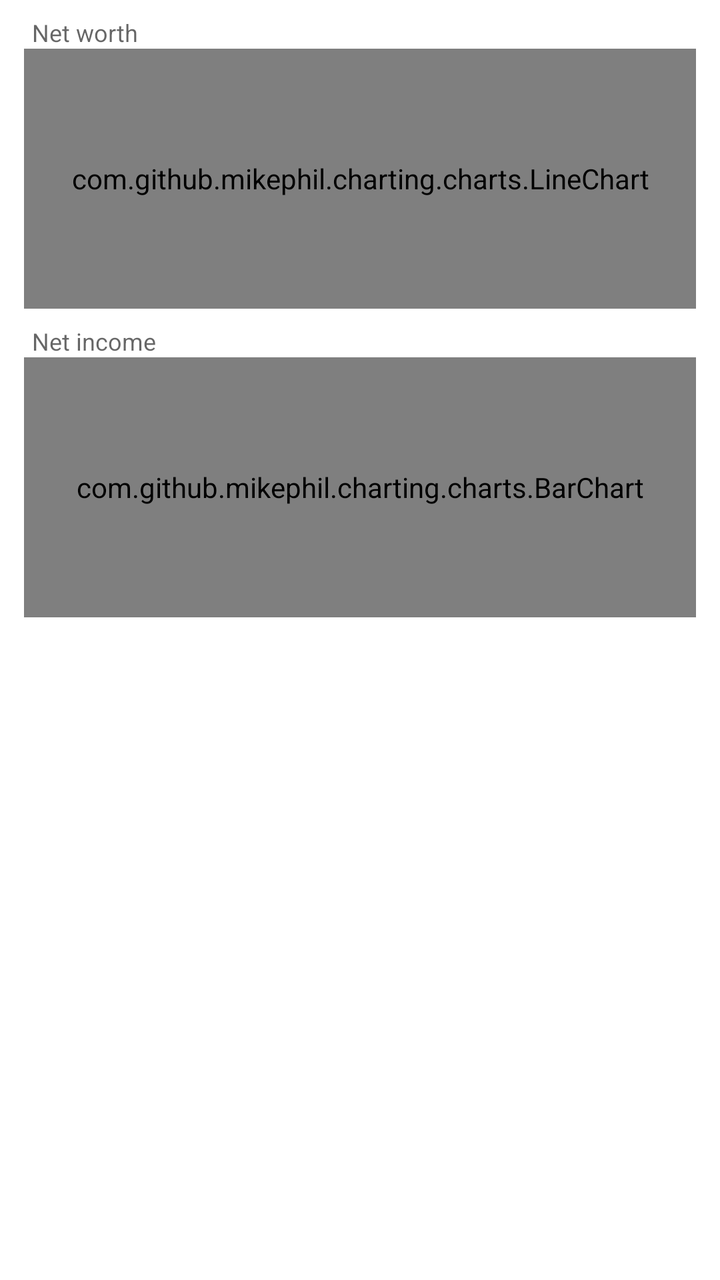
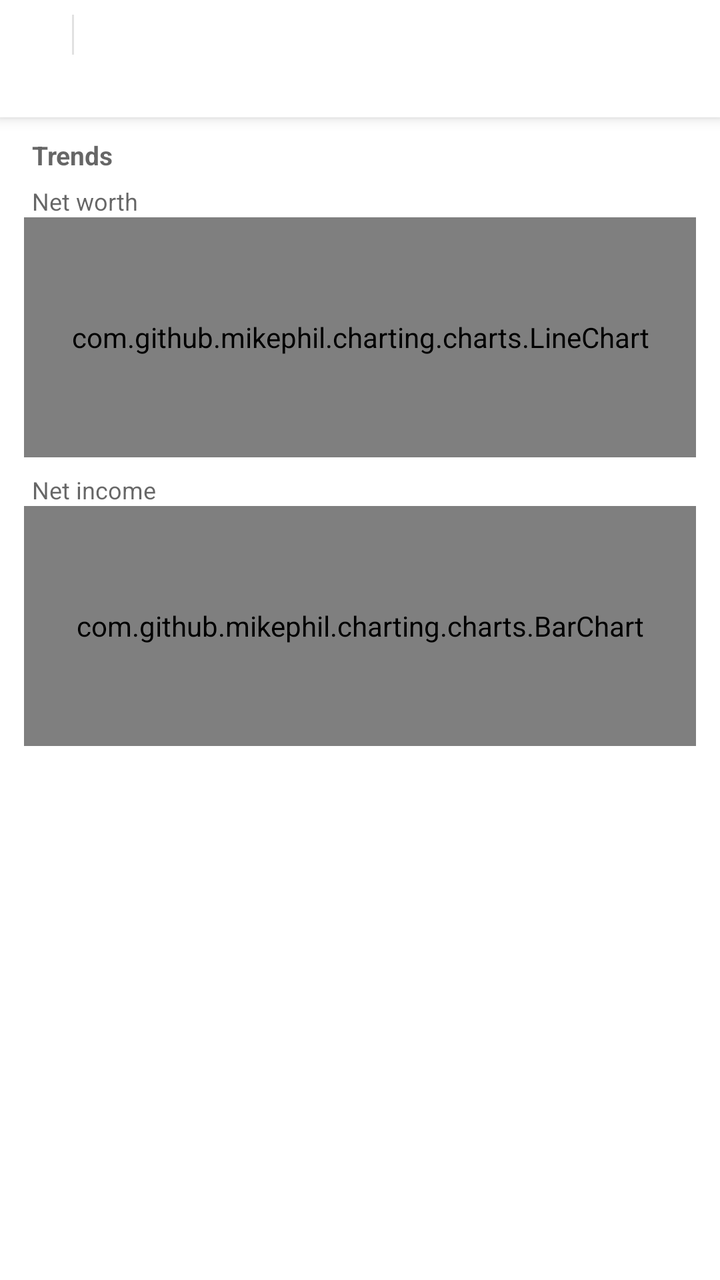

Compare the two renders of this Android layout. The source of the first and the diff that turns it into the second are given below.
<!-- AndroidManifest.xml: application theme Theme.Accounting -->
<!-- res/layout/fragment_reports.xml -->
<?xml version="1.0" encoding="utf-8"?>
<FrameLayout xmlns:android="http://schemas.android.com/apk/res/android"
    xmlns:app="http://schemas.android.com/apk/res-auto"
    android:layout_width="match_parent"
    android:layout_height="match_parent">

    <androidx.core.widget.NestedScrollView
        android:id="@+id/scroll_reports"
        android:layout_width="match_parent"
        android:layout_height="match_parent"
        android:fillViewport="true">

        <LinearLayout
            android:id="@+id/layout_reports_content"
            android:layout_width="match_parent"
            android:layout_height="wrap_content"
            android:orientation="vertical">

            <FrameLayout
                android:id="@+id/layout_trend"
                android:layout_width="match_parent"
                android:layout_height="wrap_content">

            <ProgressBar
                android:id="@+id/progress_trend"
                style="?android:attr/progressBarStyle"
                android:layout_width="32dp"
                android:layout_height="32dp"
                android:layout_gravity="center"
                android:contentDescription="@string/trend_loading" />

            <LinearLayout
                android:id="@+id/layout_trend_charts"
                android:layout_width="match_parent"
                android:layout_height="wrap_content"
                android:orientation="vertical"
                android:paddingStart="12dp"
                android:paddingTop="8dp"
                android:paddingEnd="12dp">

                <TextView
                    android:layout_width="wrap_content"
                    android:layout_height="wrap_content"
                    android:paddingStart="4dp"
                    android:text="@string/trend_net_worth_title"
                    android:textColor="?android:attr/textColorSecondary"
                    android:textSize="12sp" />

                <com.github.mikephil.charting.charts.LineChart
                    android:id="@+id/chart_net_worth"
                    android:layout_width="match_parent"
                    android:layout_height="130dp" />

                <TextView
                    android:layout_width="wrap_content"
                    android:layout_height="wrap_content"
                    android:paddingStart="4dp"
                    android:paddingTop="8dp"
                    android:text="@string/trend_net_income_title"
                    android:textColor="?android:attr/textColorSecondary"
                    android:textSize="12sp" />

                <com.github.mikephil.charting.charts.BarChart
                    android:id="@+id/chart_net_income"
                    android:layout_width="match_parent"
                    android:layout_height="130dp" />
            </LinearLayout>
            </FrameLayout>

            <androidx.recyclerview.widget.RecyclerView
                android:id="@+id/recycler_reports_years"
                android:layout_width="match_parent"
                android:layout_height="wrap_content"
                android:orientation="horizontal"
                android:clipToPadding="false"
                android:paddingTop="16dp"
                android:paddingStart="12dp"
                android:paddingEnd="12dp" />

            <androidx.recyclerview.widget.RecyclerView
                android:id="@+id/recycler_reports_months"
                android:layout_width="match_parent"
                android:layout_height="wrap_content"
                android:orientation="horizontal"
                android:clipToPadding="false"
                android:paddingStart="12dp"
                android:paddingEnd="12dp" />

            <androidx.recyclerview.widget.RecyclerView
                android:id="@+id/recycler_reports_type"
                android:layout_width="match_parent"
                android:layout_height="wrap_content"
                android:orientation="horizontal"
                android:clipToPadding="false"
                android:paddingStart="12dp"
                android:paddingEnd="12dp" />

            <TextView
                android:id="@+id/text_reports_as_of_date"
                android:layout_width="match_parent"
                android:layout_height="wrap_content"
                android:paddingStart="16dp"
                android:paddingEnd="16dp"
                android:paddingTop="8dp"
                android:paddingBottom="8dp"
                android:gravity="center"
                android:textSize="13sp"
                android:textStyle="italic"
                android:textColor="?android:attr/textColorSecondary" />

            <TextView
                android:id="@+id/text_reports_expand_all"
                android:layout_width="wrap_content"
                android:layout_height="wrap_content"
                android:layout_gravity="end"
                android:paddingStart="16dp"
                android:paddingEnd="16dp"
                android:paddingTop="8dp"
                android:paddingBottom="8dp"
                android:textSize="14sp"
                android:textColor="?android:attr/textColorSecondary"
                android:visibility="gone" />

            
            <androidx.recyclerview.widget.RecyclerView
                android:id="@+id/recycler_reports_content"
                android:layout_width="match_parent"
                android:layout_height="wrap_content"
                android:nestedScrollingEnabled="false"
                android:overScrollMode="never" />

            <HorizontalScrollView
                android:id="@+id/scroll_reports_equity"
                android:layout_width="match_parent"
                android:layout_height="wrap_content"
                android:visibility="gone">

                <androidx.recyclerview.widget.RecyclerView
                    android:id="@+id/recycler_reports_equity"
                    android:layout_width="wrap_content"
                    android:layout_height="wrap_content"
                    android:nestedScrollingEnabled="false"
                    android:overScrollMode="never" />

            </HorizontalScrollView>

            
            <View
                android:layout_width="match_parent"
                android:layout_height="88dp" />

        </LinearLayout>
    </androidx.core.widget.NestedScrollView>

    <TextView
        android:id="@+id/text_empty_reports"
        android:layout_width="wrap_content"
        android:layout_height="wrap_content"
        android:layout_gravity="center"
        android:text="@string/empty_reports"
        android:textColor="?android:attr/textColorSecondary"
        android:visibility="gone" />

</FrameLayout>
<!-- resources referenced by this layout -->
<resources>
  <string name="empty_reports">No transactions yet</string>
  <string name="trend_loading">Loading trends</string>
  <string name="trend_net_income_title">Net income</string>
  <string name="trend_net_worth_title">Net worth</string>
  <style name="Theme.Accounting" parent="Theme.MaterialComponents.DayNight.NoActionBar">
          <item name="colorPrimary">@color/gold_500</item>
          <item name="colorPrimaryVariant">@color/gold_700</item>
          <item name="colorOnPrimary">@color/white</item>
          <item name="colorSecondary">@color/brown_500</item>
          <item name="colorSecondaryVariant">@color/brown_700</item>
          <item name="colorOnSecondary">@color/white</item>
          <item name="android:statusBarColor" tools:targetApi="21">?attr/colorPrimaryVariant</item>
          <item name="alertDialogTheme">@style/ThemeOverlay.Accounting.Dialog.Alert</item>
      </style>
  <color name="gold_500">#B8860B</color>
  <color name="gold_700">#7A5C00</color>
  <color name="white">#FFFFFFFF</color>
  <color name="brown_500">#5D4037</color>
  <color name="brown_700">#4E342E</color>
  <style name="ThemeOverlay.Accounting.Dialog.Alert" parent="ThemeOverlay.MaterialComponents.Dialog.Alert">
          <item name="colorPrimary">@color/dialog_button</item>
      </style>
  <color name="dialog_button">@color/gold_500</color>
</resources>

<!-- the commit's change to res/layout/fragment_reports.xml (unified diff, before → after) -->
@@ -4,17 +4,112 @@
     android:layout_width="match_parent"
     android:layout_height="match_parent">
 
+    <LinearLayout
+        android:id="@+id/layout_reports_content"
+        android:layout_width="match_parent"
+        android:layout_height="match_parent"
+        android:orientation="vertical">
+
+        
+        <LinearLayout
+            android:id="@+id/layout_reports_header"
+            android:layout_width="match_parent"
+            android:layout_height="wrap_content"
+            android:orientation="vertical"
+            android:background="?android:attr/colorBackground"
+            android:elevation="4dp"
+            android:paddingBottom="4dp">
+
+            <LinearLayout
+                android:layout_width="match_parent"
+                android:layout_height="wrap_content"
+                android:gravity="center_vertical"
+                android:orientation="horizontal"
+                android:paddingStart="8dp"
+                android:paddingEnd="8dp">
+
+                
+                <TextView
+                    android:id="@+id/text_reports_year"
+                    android:layout_width="wrap_content"
+                    android:layout_height="wrap_content"
+                    android:background="?android:attr/selectableItemBackground"
+                    android:clickable="true"
+                    android:focusable="true"
+                    android:paddingStart="12dp"
+                    android:paddingEnd="12dp"
+                    android:paddingTop="8dp"
+                    android:paddingBottom="8dp"
+                    android:textColor="@color/gold_500"
+                    android:textSize="14sp"
+                    android:textStyle="bold" />
+
+                <View
+                    android:layout_width="1dp"
+                    android:layout_height="20dp"
+                    android:layout_marginStart="4dp"
+                    android:layout_marginEnd="4dp"
+                    android:background="@color/report_divider" />
+
+                <androidx.recyclerview.widget.RecyclerView
+                    android:id="@+id/recycler_reports_months"
+                    android:layout_width="0dp"
+                    android:layout_height="wrap_content"
+                    android:layout_weight="1"
+                    android:orientation="horizontal"
+                    android:clipToPadding="false" />
+            </LinearLayout>
+
+            <androidx.recyclerview.widget.RecyclerView
+                android:id="@+id/recycler_reports_type"
+                android:layout_width="match_parent"
+                android:layout_height="wrap_content"
+                android:clipToPadding="false"
+                android:paddingStart="8dp"
+                android:paddingEnd="8dp" />
+
+            <TextView
+                android:id="@+id/text_reports_as_of_date"
+                android:layout_width="match_parent"
+                android:layout_height="wrap_content"
+                android:paddingStart="16dp"
+                android:paddingEnd="16dp"
+                android:paddingTop="2dp"
+                android:gravity="center"
+                android:textSize="13sp"
+                android:textStyle="italic"
+                android:textColor="?android:attr/textColorSecondary" />
+        </LinearLayout>
+
     <androidx.core.widget.NestedScrollView
         android:id="@+id/scroll_reports"
         android:layout_width="match_parent"
-        android:layout_height="match_parent"
+        android:layout_height="0dp"
+        android:layout_weight="1"
         android:fillViewport="true">
 
         <LinearLayout
-            android:id="@+id/layout_reports_content"
+            android:id="@+id/layout_reports_scroll_content"
             android:layout_width="match_parent"
             android:layout_height="wrap_content"
             android:orientation="vertical">
+
+            
+            <TextView
+                android:id="@+id/text_trend_toggle"
+                android:layout_width="match_parent"
+                android:layout_height="wrap_content"
+                android:background="?android:attr/selectableItemBackground"
+                android:clickable="true"
+                android:focusable="true"
+                android:paddingStart="16dp"
+                android:paddingEnd="16dp"
+                android:paddingTop="10dp"
+                android:paddingBottom="6dp"
+                android:text="@string/trend_toggle_title"
+                android:textColor="?android:attr/textColorSecondary"
+                android:textSize="13sp"
+                android:textStyle="bold" />
 
             <FrameLayout
                 android:id="@+id/layout_trend"
@@ -35,78 +130,68 @@
                 android:layout_height="wrap_content"
                 android:orientation="vertical"
                 android:paddingStart="12dp"
-                android:paddingTop="8dp"
                 android:paddingEnd="12dp">
 
-                <TextView
-                    android:layout_width="wrap_content"
-                    android:layout_height="wrap_content"
-                    android:paddingStart="4dp"
-                    android:text="@string/trend_net_worth_title"
-                    android:textColor="?android:attr/textColorSecondary"
-                    android:textSize="12sp" />
+                <LinearLayout
+                    android:layout_width="match_parent"
+                    android:layout_height="wrap_content"
+                    android:orientation="horizontal">
+
+                    <TextView
+                        android:layout_width="0dp"
+                        android:layout_height="wrap_content"
+                        android:layout_weight="1"
+                        android:paddingStart="4dp"
+                        android:text="@string/trend_net_worth_title"
+                        android:textColor="?android:attr/textColorSecondary"
+                        android:textSize="12sp" />
+
+                    <TextView
+                        android:id="@+id/text_net_worth_value"
+                        android:layout_width="wrap_content"
+                        android:layout_height="wrap_content"
+                        android:paddingEnd="4dp"
+                        android:textColor="?android:attr/textColorPrimary"
+                        android:textSize="12sp"
+                        android:textStyle="bold" />
+                </LinearLayout>
 
                 <com.github.mikephil.charting.charts.LineChart
                     android:id="@+id/chart_net_worth"
                     android:layout_width="match_parent"
-                    android:layout_height="130dp" />
-
-                <TextView
-                    android:layout_width="wrap_content"
-                    android:layout_height="wrap_content"
-                    android:paddingStart="4dp"
-                    android:paddingTop="8dp"
-                    android:text="@string/trend_net_income_title"
-                    android:textColor="?android:attr/textColorSecondary"
-                    android:textSize="12sp" />
+                    android:layout_height="120dp" />
+
+                <LinearLayout
+                    android:layout_width="match_parent"
+                    android:layout_height="wrap_content"
+                    android:orientation="horizontal"
+                    android:paddingTop="8dp">
+
+                    <TextView
+                        android:layout_width="0dp"
+                        android:layout_height="wrap_content"
+                        android:layout_weight="1"
+                        android:paddingStart="4dp"
+                        android:text="@string/trend_net_income_title"
+                        android:textColor="?android:attr/textColorSecondary"
+                        android:textSize="12sp" />
+
+                    <TextView
+                        android:id="@+id/text_net_income_value"
+                        android:layout_width="wrap_content"
+                        android:layout_height="wrap_content"
+                        android:paddingEnd="4dp"
+                        android:textColor="?android:attr/textColorPrimary"
+                        android:textSize="12sp"
+                        android:textStyle="bold" />
+                </LinearLayout>
 
                 <com.github.mikephil.charting.charts.BarChart
                     android:id="@+id/chart_net_income"
                     android:layout_width="match_parent"
-                    android:layout_height="130dp" />
+                    android:layout_height="120dp" />
             </LinearLayout>
             </FrameLayout>
-
-            <androidx.recyclerview.widget.RecyclerView
-                android:id="@+id/recycler_reports_years"
-                android:layout_width="match_parent"
-                android:layout_height="wrap_content"
-                android:orientation="horizontal"
-                android:clipToPadding="false"
-                android:paddingTop="16dp"
-                android:paddingStart="12dp"
-                android:paddingEnd="12dp" />
-
-            <androidx.recyclerview.widget.RecyclerView
-                android:id="@+id/recycler_reports_months"
-                android:layout_width="match_parent"
-                android:layout_height="wrap_content"
-                android:orientation="horizontal"
-                android:clipToPadding="false"
-                android:paddingStart="12dp"
-                android:paddingEnd="12dp" />
-
-            <androidx.recyclerview.widget.RecyclerView
-                android:id="@+id/recycler_reports_type"
-                android:layout_width="match_parent"
-                android:layout_height="wrap_content"
-                android:orientation="horizontal"
-                android:clipToPadding="false"
-                android:paddingStart="12dp"
-                android:paddingEnd="12dp" />
-
-            <TextView
-                android:id="@+id/text_reports_as_of_date"
-                android:layout_width="match_parent"
-                android:layout_height="wrap_content"
-                android:paddingStart="16dp"
-                android:paddingEnd="16dp"
-                android:paddingTop="8dp"
-                android:paddingBottom="8dp"
-                android:gravity="center"
-                android:textSize="13sp"
-                android:textStyle="italic"
-                android:textColor="?android:attr/textColorSecondary" />
 
             <TextView
                 android:id="@+id/text_reports_expand_all"
@@ -151,6 +236,7 @@
 
         </LinearLayout>
     </androidx.core.widget.NestedScrollView>
+    </LinearLayout>
 
     <TextView
         android:id="@+id/text_empty_reports"
<!-- resource entries referenced after the edit -->
@@ -4,6 +4,7 @@
   <string name="trend_loading">Loading trends</string>
   <string name="trend_net_income_title">Net income</string>
   <string name="trend_net_worth_title">Net worth</string>
+  <string name="trend_toggle_title">Trends</string>
   <style name="Theme.Accounting" parent="Theme.MaterialComponents.DayNight.NoActionBar">
           <item name="colorPrimary">@color/gold_500</item>
           <item name="colorPrimaryVariant">@color/gold_700</item>
@@ -15,6 +16,7 @@
           <item name="alertDialogTheme">@style/ThemeOverlay.Accounting.Dialog.Alert</item>
       </style>
   <color name="gold_500">#B8860B</color>
+  <color name="report_divider">#40888888</color>
   <color name="gold_700">#7A5C00</color>
   <color name="white">#FFFFFFFF</color>
   <color name="brown_500">#5D4037</color>
